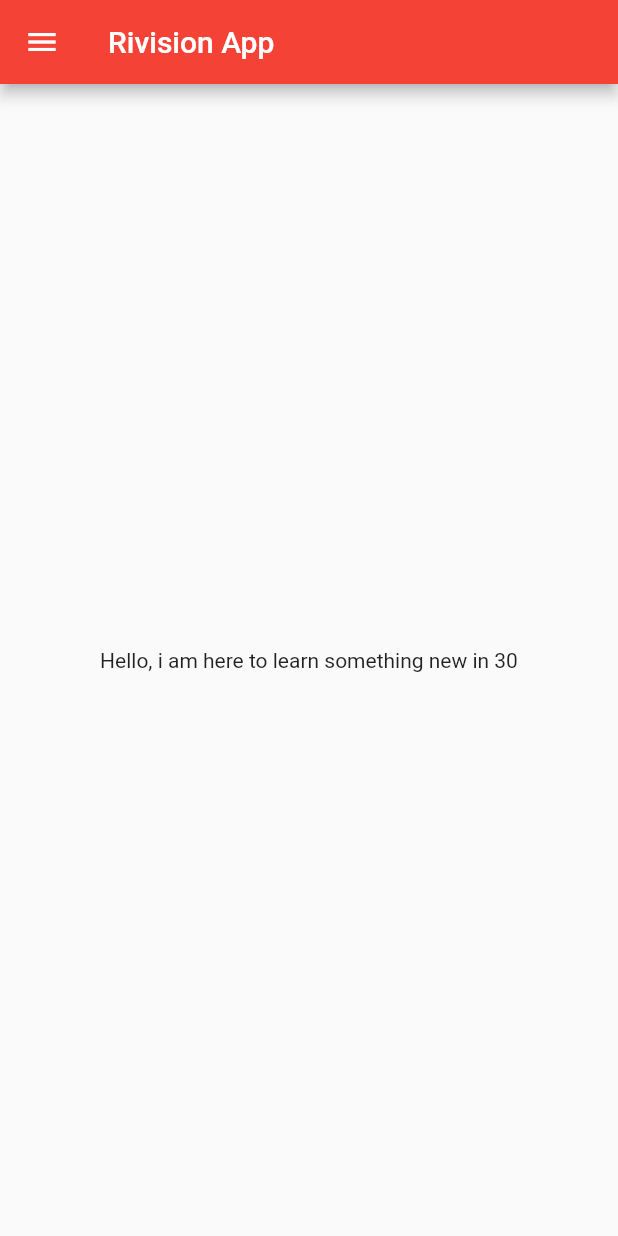
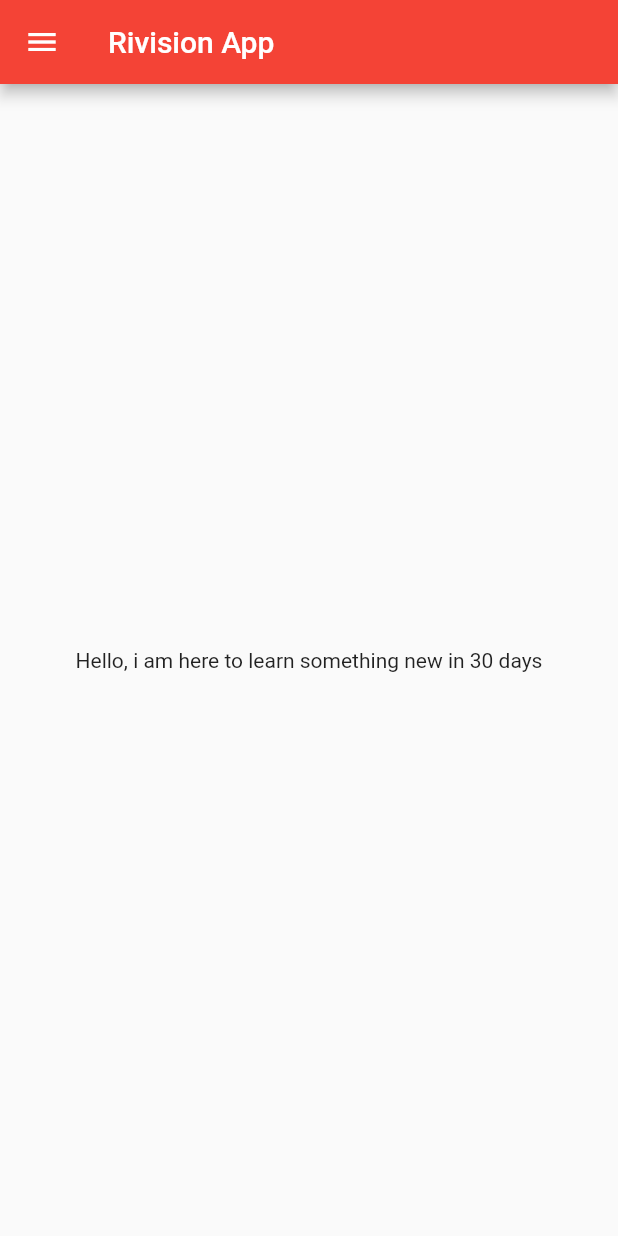
Before and after one commit to Riya-bhagat/My_App, a Flutter app: the screen it shows after launch, on a phone screen of 412 x 824 dp. Run offline on Flutter 3.47's test engine with Material 2 defaults, Android fonts, the phone set to English and light mode, and no system bars.

Commit message:
Day3 completed

```diff
--- a/lib/pages/home_page.dart
+++ b/lib/pages/home_page.dart
@@ -10,7 +10,7 @@ class Homepage extends StatelessWidget{
         title: const Text("Rivision App"),
       ),
       body:  Center(
-        child:Text("Hello, i am here to learn something new in $days"), //$ along with datatype variable name allow to print the value of that datatype.
+        child:Text("Hello, i am here to learn something new in $days days"), //$ along with datatype variable name allow to print the value of that datatype.
       ),
       drawer:const Drawer(),
     );
```
